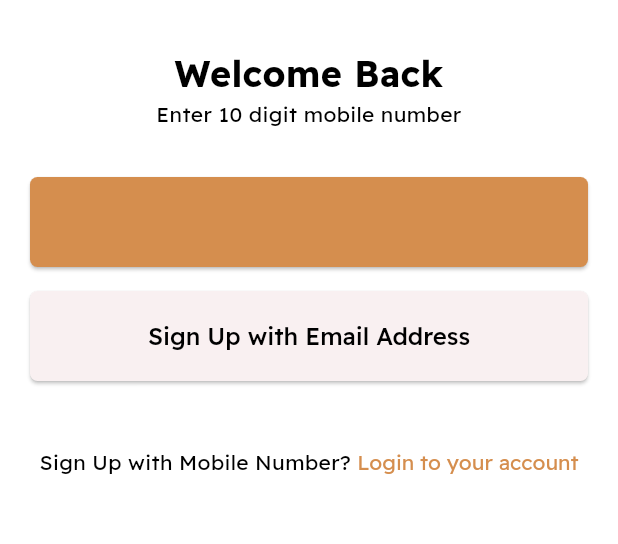
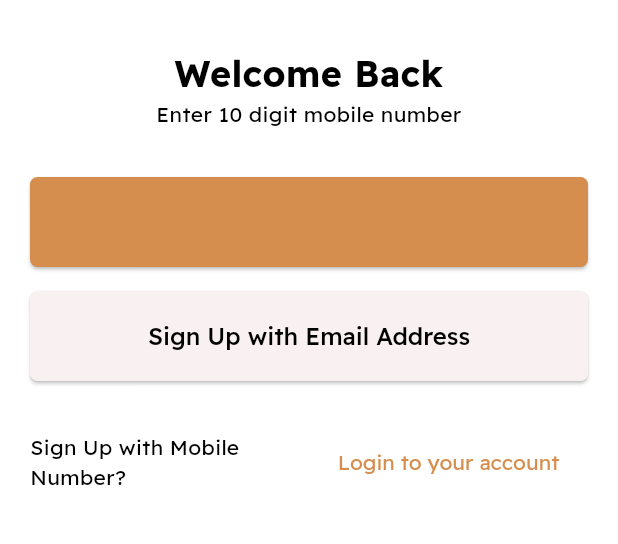
Before and after one commit to Sri-Satya-M/talaqa_user_app, a Flutter app: the SignUpScreen screen opened by its route, on a phone screen of 412 x 824 dp, the part 396-940 px from its top. Run offline on Flutter 3.47's test engine with Material 3 defaults, Android fonts, the phone set to English and light mode, and no system bars; our stand-ins replace cached_network_image, carousel_slider, csc_picker, dio, dotted_decoration, dotted_line and 20 more; missing offline and left inert: agora_chat_sdk, agora_rtc_engine, flutter_date_pickers, flutter_paytabs_bridge, flutter_portal, map_launcher and 2 more; accounts and stored records are empty.

Commit message:
Add translations

```diff
--- a/lib/ui/screens/auth/sign_up_screen.dart
+++ b/lib/ui/screens/auth/sign_up_screen.dart
@@ -63,10 +63,13 @@ class _SignUpScreenState extends State<SignUpScreen> {
             Row(
               mainAxisAlignment: MainAxisAlignment.center,
               children: [
-                Text(
+                Expanded(
+                  child: Text(
                     "${langBloc.getString(Strings.signUpWithMobileNumber)}?\t",
                   ),
-                TextButton(
+                ),
+                Expanded(
+                  child: TextButton(
                     onPressed: () {
                       Navigator.push(
                         context,
@@ -76,6 +79,7 @@ class _SignUpScreenState extends State<SignUpScreen> {
                     child: Text(
                       langBloc.getString(Strings.loginToYourAccount),
                       style: const TextStyle(color: MyColors.primaryColor),
+                    ),
                   ),
                 )
               ],
--- a/lib/ui/screens/onboarding/onboarding_screen.dart
+++ b/lib/ui/screens/onboarding/onboarding_screen.dart
@@ -136,7 +136,7 @@ class _OnBoardingScreenState extends State<OnBoardingScreen> {
                   );
                 },
                 child: Text(
-                  'Skip',
+                  langBloc.getString(Strings.skip),
                   style: textTheme.bodyText2?.copyWith(
                     color: Colors.white,
                     decoration: TextDecoration.underline,
```
Lines whose indentation alone changed are shown as unchanged.
